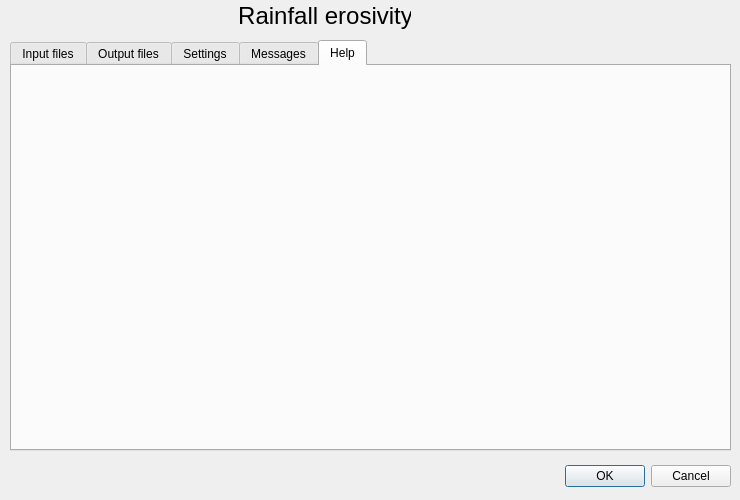
Above: rcmrdRFE/rcmrd_rfe_dialog_base.ui from BrunoCombal/qgis_plugins before the change. Below: the same form after it.
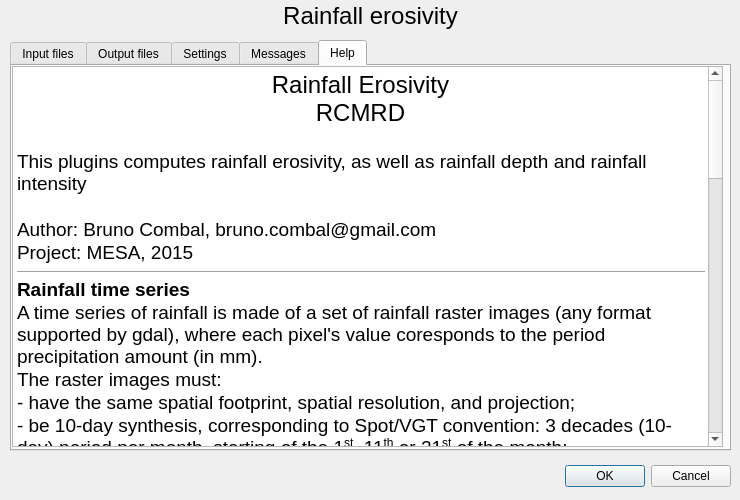
That is the form after the change. The open tabs and pages were chosen to show the change.

Patch:
```diff
--- a/rcmrdRFE/rcmrd_rfe_dialog_base.ui
+++ b/rcmrdRFE/rcmrd_rfe_dialog_base.ui
@@ -481,14 +481,64 @@
     <attribute name="title">
      <string>Help</string>
     </attribute>
+    <widget class="QTextEdit" name="textEdit">
+     <property name="geometry">
+      <rect>
+       <x>0</x>
+       <y>0</y>
+       <width>711</width>
+       <height>381</height>
+      </rect>
+     </property>
+     <property name="html">
+      <string>&lt;!DOCTYPE HTML PUBLIC &quot;-//W3C//DTD HTML 4.0//EN&quot; &quot;http://www.w3.org/TR/REC-html40/strict.dtd&quot;&gt;
+&lt;html&gt;&lt;head&gt;&lt;meta name=&quot;qrichtext&quot; content=&quot;1&quot; /&gt;&lt;style type=&quot;text/css&quot;&gt;
+p, li { white-space: pre-wrap; }
+&lt;/style&gt;&lt;/head&gt;&lt;body style=&quot; font-family:'MS Shell Dlg 2'; font-size:8.25pt; font-weight:400; font-style:normal;&quot;&gt;
+&lt;p align=&quot;center&quot; style=&quot; margin-top:0px; margin-bottom:0px; margin-left:0px; margin-right:0px; -qt-block-indent:0; text-indent:0px;&quot;&gt;&lt;span style=&quot; font-family:'Calibri'; font-size:18pt;&quot;&gt;Rainfall Erosivity&lt;/span&gt;&lt;/p&gt;
+&lt;p align=&quot;center&quot; style=&quot; margin-top:0px; margin-bottom:0px; margin-left:0px; margin-right:0px; -qt-block-indent:0; text-indent:0px;&quot;&gt;&lt;span style=&quot; font-family:'Calibri'; font-size:18pt;&quot;&gt;RCMRD&lt;/span&gt;&lt;/p&gt;
+&lt;p style=&quot;-qt-paragraph-type:empty; margin-top:0px; margin-bottom:0px; margin-left:0px; margin-right:0px; -qt-block-indent:0; text-indent:0px; font-family:'Calibri'; font-size:14pt;&quot;&gt;&lt;br /&gt;&lt;/p&gt;
+&lt;p style=&quot; margin-top:0px; margin-bottom:0px; margin-left:0px; margin-right:0px; -qt-block-indent:0; text-indent:0px;&quot;&gt;&lt;span style=&quot; font-family:'Calibi'; font-size:14pt;&quot;&gt;This plugins computes rainfall erosivity, as well as rainfall depth and rainfall intensity&lt;/span&gt;&lt;/p&gt;
+&lt;p style=&quot;-qt-paragraph-type:empty; margin-top:0px; margin-bottom:0px; margin-left:0px; margin-right:0px; -qt-block-indent:0; text-indent:0px; font-family:'Calibri'; font-size:14pt;&quot;&gt;&lt;br /&gt;&lt;/p&gt;
+&lt;p style=&quot; margin-top:0px; margin-bottom:0px; margin-left:0px; margin-right:0px; -qt-block-indent:0; text-indent:0px;&quot;&gt;&lt;span style=&quot; font-family:'Calibri'; font-size:14pt;&quot;&gt;Author: Bruno Combal, bruno.combal@gmail.com&lt;/span&gt;&lt;/p&gt;
+&lt;p style=&quot; margin-top:0px; margin-bottom:0px; margin-left:0px; margin-right:0px; -qt-block-indent:0; text-indent:0px;&quot;&gt;&lt;span style=&quot; font-family:'Calibri'; font-size:14pt;&quot;&gt;Project: MESA, 2015&lt;/span&gt;&lt;/p&gt;
+&lt;hr /&gt;
+&lt;p style=&quot; margin-top:0px; margin-bottom:0px; margin-left:0px; margin-right:0px; -qt-block-indent:0; text-indent:0px;&quot;&gt;&lt;span style=&quot; font-family:'Calibri'; font-size:14pt; font-weight:600;&quot;&gt;Rainfall time series&lt;/span&gt;&lt;/p&gt;
+&lt;p style=&quot; margin-top:0px; margin-bottom:0px; margin-left:0px; margin-right:0px; -qt-block-indent:0; text-indent:0px;&quot;&gt;&lt;span style=&quot; font-family:'Calibri'; font-size:14pt;&quot;&gt;A time series of rainfall is made of a set of rainfall raster images (any format supported by gdal), where each pixel's value coresponds to the period precipitation amount (in mm).&lt;/span&gt;&lt;/p&gt;
+&lt;p style=&quot; margin-top:0px; margin-bottom:0px; margin-left:0px; margin-right:0px; -qt-block-indent:0; text-indent:0px;&quot;&gt;&lt;span style=&quot; font-family:'Calibri'; font-size:14pt;&quot;&gt;The raster images must:&lt;/span&gt;&lt;/p&gt;
+&lt;p style=&quot; margin-top:0px; margin-bottom:0px; margin-left:0px; margin-right:0px; -qt-block-indent:0; text-indent:0px;&quot;&gt;&lt;span style=&quot; font-family:'Calibri'; font-size:14pt;&quot;&gt;- have the same spatial footprint, spatial resolution, and projection;&lt;/span&gt;&lt;/p&gt;
+&lt;p style=&quot; margin-top:0px; margin-bottom:0px; margin-left:0px; margin-right:0px; -qt-block-indent:0; text-indent:0px;&quot;&gt;&lt;span style=&quot; font-family:'Calibri'; font-size:14pt;&quot;&gt;- be 10-day synthesis, corresponding to Spot/VGT convention: 3 decades (10-day) period per month, starting of the 1&lt;/span&gt;&lt;span style=&quot; font-family:'Calibri'; font-size:14pt; vertical-align:super;&quot;&gt;st&lt;/span&gt;&lt;span style=&quot; font-family:'Calibri'; font-size:14pt;&quot;&gt;, 11&lt;/span&gt;&lt;span style=&quot; font-family:'Calibri'; font-size:14pt; vertical-align:super;&quot;&gt;th&lt;/span&gt;&lt;span style=&quot; font-family:'Calibri'; font-size:14pt;&quot;&gt; or 21&lt;/span&gt;&lt;span style=&quot; font-family:'Calibri'; font-size:14pt; vertical-align:super;&quot;&gt;st&lt;/span&gt;&lt;span style=&quot; font-family:'Calibri'; font-size:14pt;&quot;&gt; of the month;&lt;/span&gt;&lt;/p&gt;
+&lt;p style=&quot; margin-top:0px; margin-bottom:0px; margin-left:0px; margin-right:0px; -qt-block-indent:0; text-indent:0px;&quot;&gt;&lt;span style=&quot; font-family:'Calibri'; font-size:14pt;&quot;&gt;- the series should not be missing any observation between its starting and ending dates;&lt;/span&gt;&lt;/p&gt;
+&lt;p style=&quot; margin-top:0px; margin-bottom:0px; margin-left:0px; margin-right:0px; -qt-block-indent:0; text-indent:0px;&quot;&gt;&lt;span style=&quot; font-family:'Calibri'; font-size:14pt;&quot;&gt;- follow the same naming convention: [prefix]YYYYMMDD[suffix], where YYYYMMDD is the 8 digits date, YYYY the year on 4 digits, MM the month on two digits, DD the day on 2 digits. For example, 19990301_rfe.tif if the rainfall quantity for the decade starting on the 1&lt;/span&gt;&lt;span style=&quot; font-family:'Calibri'; font-size:14pt; vertical-align:super;&quot;&gt;st&lt;/span&gt;&lt;span style=&quot; font-family:'Calibri'; font-size:14pt;&quot;&gt; of May 1999, 20151021_rfe.tif if the NDVI for the decade starting on the 21&lt;/span&gt;&lt;span style=&quot; font-family:'Calibri'; font-size:14pt; vertical-align:super;&quot;&gt;st&lt;/span&gt;&lt;span style=&quot; font-family:'Calibri'; font-size:14pt;&quot;&gt; of October 2015.&lt;/span&gt;&lt;/p&gt;
+&lt;p style=&quot;-qt-paragraph-type:empty; margin-top:0px; margin-bottom:0px; margin-left:0px; margin-right:0px; -qt-block-indent:0; text-indent:0px; font-family:'Calibri'; font-size:14pt;&quot;&gt;&lt;br /&gt;&lt;/p&gt;
+&lt;p style=&quot; margin-top:0px; margin-bottom:0px; margin-left:0px; margin-right:0px; -qt-block-indent:0; text-indent:0px;&quot;&gt;&lt;span style=&quot; font-family:'Calibri'; font-size:14pt; font-weight:600;&quot;&gt;How if works&lt;/span&gt;&lt;/p&gt;
+&lt;p style=&quot; margin-top:0px; margin-bottom:0px; margin-left:0px; margin-right:0px; -qt-block-indent:0; text-indent:0px;&quot;&gt;&lt;span style=&quot; font-family:'Calibri'; font-size:14pt;&quot;&gt;1. Define input layers.&lt;/span&gt;&lt;/p&gt;
+&lt;p style=&quot; margin-top:0px; margin-bottom:0px; margin-left:0px; margin-right:0px; -qt-block-indent:0; text-indent:0px;&quot;&gt;&lt;span style=&quot; font-family:'Calibri'; font-size:14pt;&quot;&gt;Click on tab &amp;quot;Input files&amp;quot;:&lt;/span&gt;&lt;/p&gt;
+&lt;p style=&quot; margin-top:0px; margin-bottom:0px; margin-left:0px; margin-right:0px; -qt-block-indent:0; text-indent:0px;&quot;&gt;&lt;span style=&quot; font-family:'Calibri'; font-size:14pt;&quot;&gt;- define the input directory, where the rainfall series is stored. Click on the [...] button to browse to the directory. Alternatively, you can write (or copy/paste) the path directly in the text box;&lt;/span&gt;&lt;/p&gt;
+&lt;p style=&quot; margin-top:0px; margin-bottom:0px; margin-left:0px; margin-right:0px; -qt-block-indent:0; text-indent:0px;&quot;&gt;&lt;span style=&quot; font-family:'Calibri'; font-size:14pt;&quot;&gt;- define a prefix and a suffix. Please note that the file extension is part of the suffix. if not defined, the prefix or suffix is ignored;&lt;/span&gt;&lt;/p&gt;
+&lt;p style=&quot; margin-top:0px; margin-bottom:0px; margin-left:0px; margin-right:0px; -qt-block-indent:0; text-indent:0px;&quot;&gt;&lt;span style=&quot; font-family:'Calibri'; font-size:14pt;&quot;&gt;- define your time series starting and ending dates: click on the downward arrow next to the next, and browse the calendar. Do not forget that the day MUST BE 1, 11 or 21. Alternatively, you can directly write the date, but bear in mind that the date representation match your computer settings: English/American will be month/day/year, while other would be day/month/year. All decades from start date to end date must correspond to an existing file in your input directory, with a file naming matching the convention (see above);&lt;/span&gt;&lt;/p&gt;
+&lt;p style=&quot; margin-top:0px; margin-bottom:0px; margin-left:0px; margin-right:0px; -qt-block-indent:0; text-indent:0px;&quot;&gt;&lt;span style=&quot; font-family:'Calibri'; font-size:14pt;&quot;&gt;- clip vector: if you whish clipping the result with a vector file (for example a shapefile), click on the selector placed before &amp;quot;Clip with vector&amp;quot;, then define the clipping vector (select the shp file for a shapefile).&lt;/span&gt;&lt;/p&gt;
+&lt;p style=&quot;-qt-paragraph-type:empty; margin-top:0px; margin-bottom:0px; margin-left:0px; margin-right:0px; -qt-block-indent:0; text-indent:0px; font-family:'Calibri'; font-size:14pt;&quot;&gt;&lt;br /&gt;&lt;/p&gt;
+&lt;p style=&quot; margin-top:0px; margin-bottom:0px; margin-left:0px; margin-right:0px; -qt-block-indent:0; text-indent:0px;&quot;&gt;&lt;span style=&quot; font-family:'Calibri'; font-size:14pt;&quot;&gt;2. Define output files&lt;/span&gt;&lt;/p&gt;
+&lt;p style=&quot; margin-top:0px; margin-bottom:0px; margin-left:0px; margin-right:0px; -qt-block-indent:0; text-indent:0px;&quot;&gt;&lt;span style=&quot; font-family:'Calibri'; font-size:14pt;&quot;&gt;Click on tab &amp;quot;Output files&amp;quot;.&lt;/span&gt;&lt;/p&gt;
+&lt;p style=&quot; margin-top:0px; margin-bottom:0px; margin-left:0px; margin-right:0px; -qt-block-indent:0; text-indent:0px;&quot;&gt;&lt;span style=&quot; font-family:'Calibri'; font-size:14pt;&quot;&gt;You must define the file name and path for the 3 products, rainfall depth, rainfall intensity, rainfall erosivity. They are all mandatory. Do not forget to use '.tif' as a file extension.&lt;/span&gt;&lt;/p&gt;
+&lt;p style=&quot;-qt-paragraph-type:empty; margin-top:0px; margin-bottom:0px; margin-left:0px; margin-right:0px; -qt-block-indent:0; text-indent:0px; font-family:'Calibri'; font-size:14pt;&quot;&gt;&lt;br /&gt;&lt;/p&gt;
+&lt;p style=&quot; margin-top:0px; margin-bottom:0px; margin-left:0px; margin-right:0px; -qt-block-indent:0; text-indent:0px;&quot;&gt;&lt;span style=&quot; font-family:'Calibri'; font-size:14pt;&quot;&gt;2. Run processing&lt;/span&gt;&lt;/p&gt;
+&lt;p style=&quot; margin-top:0px; margin-bottom:0px; margin-left:0px; margin-right:0px; -qt-block-indent:0; text-indent:0px;&quot;&gt;&lt;span style=&quot; font-family:'Calibri'; font-size:14pt;&quot;&gt;Review settings in the input files and output files tabs and launch the processing by clicking on &amp;quot;OK&amp;quot;&lt;/span&gt;&lt;/p&gt;
+&lt;p style=&quot; margin-top:0px; margin-bottom:0px; margin-left:0px; margin-right:0px; -qt-block-indent:0; text-indent:0px;&quot;&gt;&lt;span style=&quot; font-family:'Calibri'; font-size:14pt;&quot;&gt;The plugin will first check that all required input files are existing. If not, an error message will be ouput (review the &amp;quot;messages&amp;quot; tab, or the QGis log files from the QGis interface).&lt;/span&gt;&lt;/p&gt;
+&lt;p style=&quot; margin-top:0px; margin-bottom:0px; margin-left:0px; margin-right:0px; -qt-block-indent:0; text-indent:0px;&quot;&gt;&lt;span style=&quot; font-family:'Calibri'; font-size:14pt;&quot;&gt;The processing last for a while: if you try moving aroung the QGis interface, a message reading &amp;quot;not responding&amp;quot; will appear in the QGis window title bar.&lt;/span&gt;&lt;/p&gt;
+&lt;p style=&quot; margin-top:0px; margin-bottom:0px; margin-left:0px; margin-right:0px; -qt-block-indent:0; text-indent:0px;&quot;&gt;&lt;span style=&quot; font-family:'Calibri'; font-size:14pt;&quot;&gt;Once done, QGis will upload and display the result.&lt;/span&gt;&lt;/p&gt;
+&lt;p style=&quot;-qt-paragraph-type:empty; margin-top:0px; margin-bottom:0px; margin-left:0px; margin-right:0px; -qt-block-indent:0; text-indent:0px; font-family:'Droid Sans'; font-size:14pt;&quot;&gt;&lt;br /&gt;&lt;/p&gt;&lt;/body&gt;&lt;/html&gt;</string>
+     </property>
+    </widget>
    </widget>
   </widget>
   <widget class="QLabel" name="label">
    <property name="geometry">
     <rect>
-     <x>240</x>
+     <x>0</x>
      <y>0</y>
-     <width>171</width>
+     <width>741</width>
      <height>31</height>
     </rect>
    </property>
```
Left out of the diff: 14 changed lines with no effect on the pictures.
